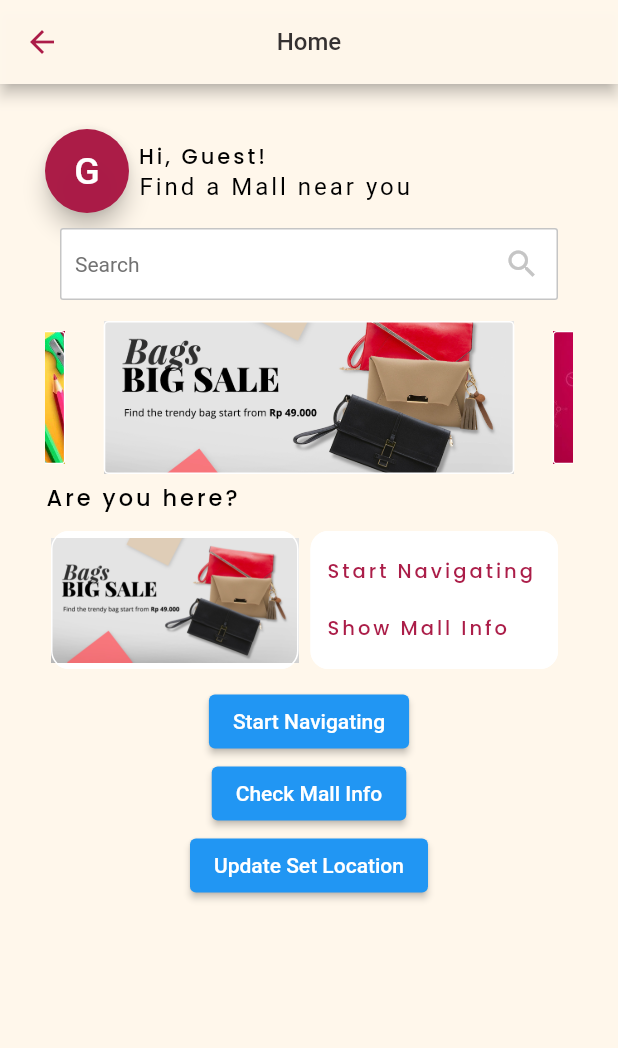
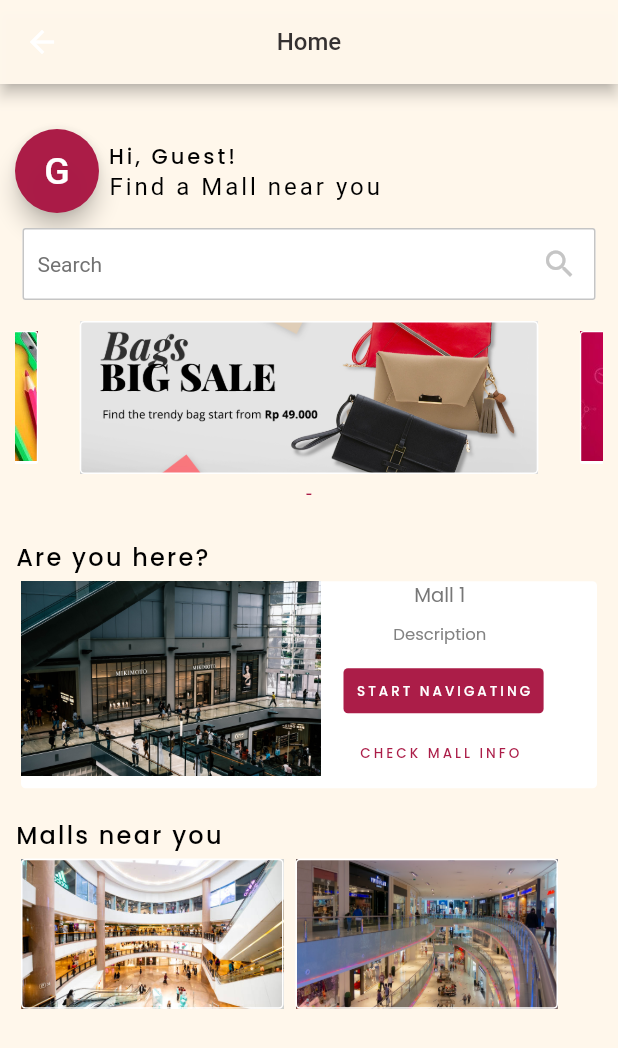
Before and after one commit to jaii041715/jerms-hackathon-2, a Flutter app: the Dashboard screen opened directly, on a phone screen of 412 x 824 dp. Shown: the top 1048 px of the screen. Run offline on Flutter 3.47's test engine with Material 2 defaults, Android fonts, the light colour scheme and no system bars; drawn by our look-alikes of carousel_slider; our stand-ins replace google_maps_flutter, location; missing offline and left inert: flutter_polyline_points; Roboto replaces fonts that are missing (Poppins Semi Bold, Poppins-Regular).

Commit message:
feat: JERMS-0006 - update dashboard

```diff
--- a/jerms_app_hackathon/lib/dashboard/dashboard.dart
+++ b/jerms_app_hackathon/lib/dashboard/dashboard.dart
@@ -25,9 +25,6 @@ class Dashboard extends StatelessWidget {
     return Scaffold
     (
       appBar: AppBar(
-        iconTheme: IconThemeData(
-          color: Color(0xFFBAA1945), //change your color here
-        ),
         backgroundColor: _color,
         title: const Text(
           'Home',
@@ -40,7 +37,7 @@ class Dashboard extends StatelessWidget {
       ),
       body: Container
       (
-        padding: EdgeInsets.fromLTRB(30, 30, 30, max(58, 58)),
+        padding: EdgeInsets.fromLTRB(10, 30, 10, max(58, 58)),
         width: double.infinity,
         decoration: BoxDecoration(color: Color(0xFFBFFF7EB)),
         child: Column
@@ -109,7 +106,7 @@ class Dashboard extends StatelessWidget {
             // Dashboard Search
             Container
             (
-              padding: EdgeInsets.fromLTRB(10, 10, 10, 10),
+              padding: EdgeInsets.fromLTRB(5, 10, 5, 10),
               child: TextField
               (
                 textAlign: TextAlign.left,
@@ -170,11 +167,13 @@ class Dashboard extends StatelessWidget {
                       ),
                       borderRadius: const BorderRadius.all(Radius.circular(3)),
                     ),
-                    child: Image.asset("assets/images/backToSchool.jpeg",
-                      width: 600,
+                    child: Column(children: [
+                      Image.asset("assets/images/backToSchool.jpeg",
+                        width: 500,
                         height: 100,
                         fit: BoxFit.cover
                       ),
+                    ]),
                   ),
               ],
               options: CarouselOptions(
@@ -190,29 +189,185 @@ class Dashboard extends StatelessWidget {
 
             ),
 
+            CarouselSlider(
+              items: [
+                 Text(
+                    "-",
+                    style: TextStyle(
+                      color: Color(0xFFBAA1945)
+                    )
+                  ),
+
+                 Text(
+                    "-"
+                  ),
+
+              ],
+              options: CarouselOptions(
+                enlargeCenterPage: true,
+                autoPlay: true,
+                aspectRatio: 16 / 1,
+                autoPlayCurve: Curves.fastOutSlowIn,
+                enableInfiniteScroll: true,
+                autoPlayAnimationDuration: Duration(milliseconds: 200),
+                viewportFraction: 0.8,
+              ),
+
+            ),
+
             //Are you here?
-            Align(
+            Container(
+              margin: const EdgeInsets.fromLTRB(0, 15, 15, 0),
+              child: Align(
                 alignment: Alignment.centerLeft,
                 child: Text(
                   'Are you here?',
                   textAlign: TextAlign.left,
                   overflow: TextOverflow.ellipsis,
                   style: TextStyle(
-                  fontSize: 15.0 ,
+                    fontSize: 16.0 ,
                     fontFamily: 'Poppins Medium',
-                  letterSpacing: 2,
+                    letterSpacing: 1.5,
                     color: Colors.black
+                  ),
                 ),
               ),
             ),
 
 
-            Container
+
+            // Current Mall You're In
+            Card (
+              elevation: 0,
+              shape: RoundedRectangleBorder(
+                side: BorderSide(
+                  width: 330,
+                  color: Theme.of(context).colorScheme.outline,
+                ),
+                borderRadius: const BorderRadius.all(Radius.circular(3)),
+              ),
+              child: Row(
+                crossAxisAlignment: CrossAxisAlignment.start,
+                children: <Widget>[
+                  Container(
+                      child: Image.asset("assets/images/Mall1.jpg",
+                        width: 200,
+                        height: 130,
+                        fit: BoxFit.cover
+                      ),
+                  ),
+
+                  Container(
+                    child: Column(
+                      children: <Widget>[
+                        Align(
+                          alignment: Alignment.centerLeft,
+                          child: Container(
+                            child: Text('Mall 1',
+                              textAlign: TextAlign.left,
+                              style: TextStyle(
+                                fontFamily: 'Poppins Regular',
+                                fontSize: 13,
+                                color: Color(0xFFB757575)
+                              )
+                            ),
+                          ),
+                        ),
+
+                        Container(
+                          margin: const EdgeInsets.fromLTRB(0, 8, 0, 0),
+                          child: Text('Description',
+                            textAlign: TextAlign.left,
+                            style: TextStyle(
+                              fontFamily: 'Poppins Regular',
+                              fontSize: 11,
+                              color: Color.fromARGB(250, 128, 128, 128)
+                            )
+                          ),
+                        ),
+                        Container(
+                          margin: const EdgeInsets.fromLTRB(15, 15, 10, 2),
+                          height: 30,
+                          decoration: BoxDecoration(
+                          color: Color(0xFFBAA1945),
+                            borderRadius: BorderRadius.circular(3)
+                          ),
+                          child: TextButton
                           (
-              margin: EdgeInsets.symmetric(vertical: 7.0),
-              height: 100.0,
-              child: ListView(
-                scrollDirection: Axis.horizontal,
+                            onPressed: (){
+                              Navigator.push
+                              (
+                                context, MaterialPageRoute
+                                (
+                                  builder: (context) => const StartNavigating()
+                                )
+                              );
+                            },
+                            child: Text("START NAVIGATING",
+                            style: TextStyle
+                              (
+                                color: Colors.white,
+                                fontSize: 9,
+                                fontFamily: 'Poppins Medium',
+                                letterSpacing: 2,
+                              )
+                            )
+                          )
+                        ),
+
+                        Container(
+                          child: TextButton
+                          (
+                            onPressed: (){
+                              Navigator.push
+                              (
+                                context, MaterialPageRoute
+                                (
+                                  builder: (context) => const MallInfo()
+                                )
+                              );
+                            },
+                            child: Text("CHECK MALL INFO",
+                            style: TextStyle
+                              (
+                                color: Color(0xFFBAA1945),
+                                fontSize: 9,
+                                fontFamily: 'Poppins Medium',
+                                letterSpacing: 2,
+                              )
+                            )
+                          )
+                        ),
+                      ],
+                    ),
+                  ),
+
+                ]
+              )
+            ),
+
+            // Malls near you
+            Container(
+              margin: const EdgeInsets.fromLTRB(0, 15, 15, 0),
+              child: Align(
+                alignment: Alignment.centerLeft,
+                child: Text(
+                  'Malls near you',
+                  textAlign: TextAlign.left,
+                  overflow: TextOverflow.ellipsis,
+                  style: TextStyle(
+                    fontSize: 16.0 ,
+                    fontFamily: 'Poppins Medium',
+                    letterSpacing: 1.5,
+                    color: Colors.black
+                  ),
+                ),
+              ),
+            ),
+
+
+            Container(
+              child: Row(
                 children: <Widget>[
                   Card
                   (
@@ -221,9 +376,15 @@ class Dashboard extends StatelessWidget {
                       side: BorderSide(
                         color: Theme.of(context).colorScheme.outline,
                       ),
-                      borderRadius: const BorderRadius.all(Radius.circular(12)),
+                      borderRadius: const BorderRadius.all(Radius.circular(3)),
                     ),
-                    child: Image.asset("assets/images/bagSale.jpg", width: 165, height: 180,),
+                    child: Column(children: [
+                      Image.asset("assets/images/mallnearyou1.jpeg",
+                        width: 175,
+                        height: 100,
+                        fit: BoxFit.cover
+                      ),
+                    ]),
                   ),
 
                   Card
@@ -233,65 +394,24 @@ class Dashboard extends StatelessWidget {
                       side: BorderSide(
                         color: Theme.of(context).colorScheme.outline,
                       ),
-                      borderRadius: const BorderRadius.all(Radius.circular(12)),
+                      borderRadius: const BorderRadius.all(Radius.circular(3)),
                     ),
-                    child: const SizedBox(
-                      width: 165,
-                      height: 180,
-                      child: Center(
-                        child: Text("Start Navigating \n\n" + "Show Mall Info",
-                          style: TextStyle(
-                            fontSize: 13.0 ,
-                            fontFamily: 'Poppins Medium',
-                            letterSpacing: 2,
-                            color: Color(0xFFBAA1945),
+                    child: Column(children: [
+                      Image.asset("assets/images/mallnearyou2.jpeg",
+                        width: 175,
+                        height: 100,
+                        fit: BoxFit.cover
                       ),
-                        )
+                    ]),
                   ),
-                    ),
-                  ),
+
                 ],
               )
             ),
 
-              // Start Navigating
-              ElevatedButton
-              (
-                onPressed: () {
-                  Navigator.push(context,
-                    MaterialPageRoute(
-                      builder: (context) => const StartNavigating()
-                    )
-                  );
-                }, child: const Text('Start Navigating'),
-              ),
-
-              // Check Mall Info
-              ElevatedButton
-              (
-                onPressed: () {
-                  Navigator.push(context,
-                    MaterialPageRoute(
-                      builder: (context) => const MallInfo()
-                    )
-                  );
-                }, child: const Text('Check Mall Info'),
-              ),
-
-              // View Map
-              ElevatedButton
-              (
-                onPressed: () {
-                  Navigator.push(context,
-                    MaterialPageRoute(
-                      builder: (context) => const SetLocation()
-                    )
-                  );
-                }, child:  const Text('Update Set Location'),
-              )
           ]
         )
-      ),
+      )
     );
   }
 }
```
Also changed, not shown: jerms_app_hackathon/assets/images/mallnearyou1.jpeg (added), jerms_app_hackathon/assets/images/mallnearyou2.jpeg (added), 1 other file. Lines whose indentation alone changed are shown as unchanged.
